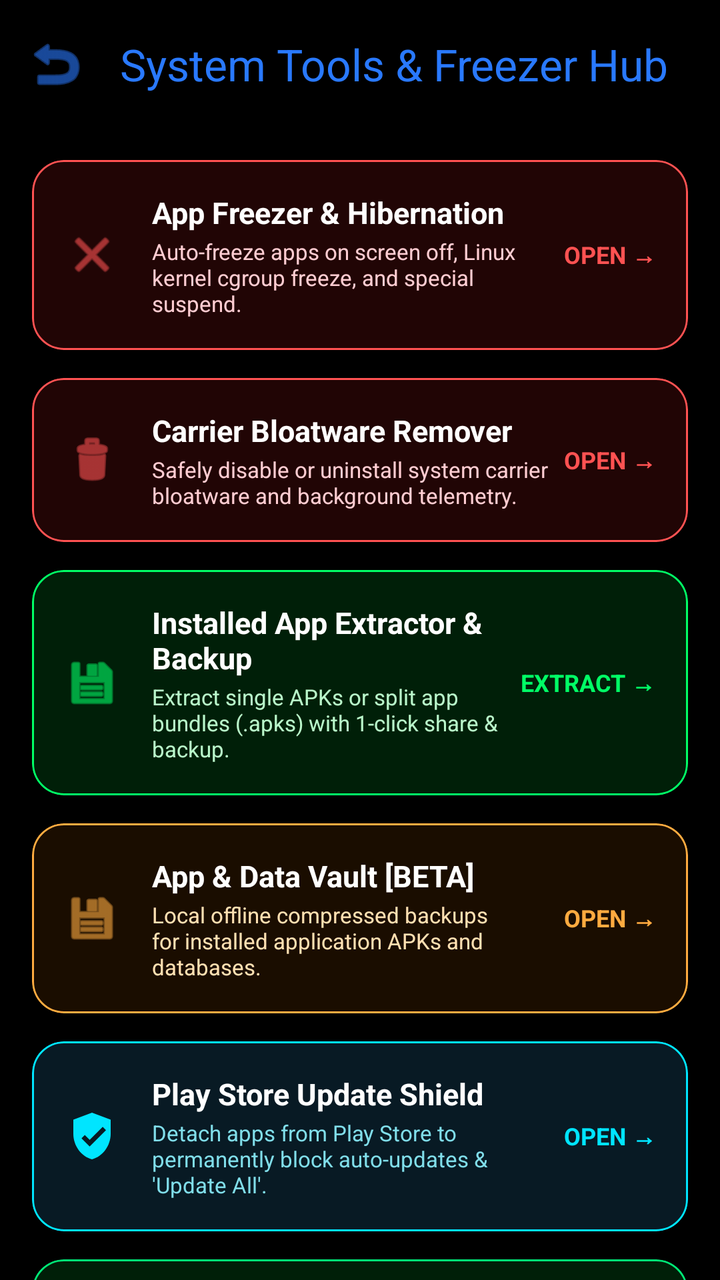
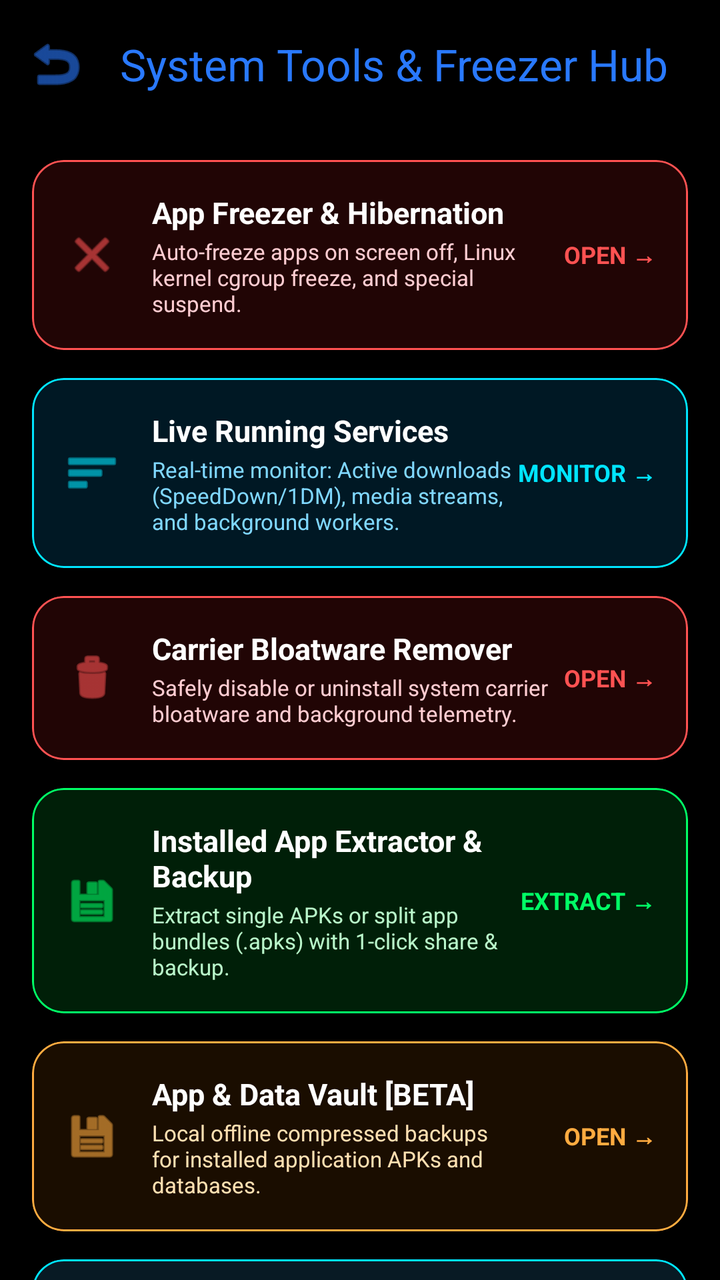

Two renders of the same Android screen: before a commit and after it. Below are the layout's source before the change and the commit's diff.
<!-- AndroidManifest.xml: activity theme Theme.PhoneControl -->
<!-- res/layout/activity_freezer.xml -->
<?xml version="1.0" encoding="utf-8"?>
<LinearLayout xmlns:android="http://schemas.android.com/apk/res/android"
    xmlns:app="http://schemas.android.com/apk/res-auto"
    android:layout_width="match_parent"
    android:layout_height="match_parent"
    android:orientation="vertical"
    android:background="@android:color/black"
    android:fitsSystemWindows="true">

    <com.google.android.material.appbar.MaterialToolbar
        android:id="@+id/toolbarFreezer"
        android:layout_width="match_parent"
        android:layout_height="?attr/actionBarSize"
        app:title="System Tools &amp; Freezer Hub"
        app:titleTextColor="@color/color_freezer"
        app:navigationIcon="@android:drawable/ic_menu_revert"
        app:navigationIconTint="@color/color_freezer" />

    <androidx.core.widget.NestedScrollView
        android:layout_width="match_parent"
        android:layout_height="match_parent">

        <LinearLayout
            android:layout_width="match_parent"
            android:layout_height="wrap_content"
            android:orientation="vertical"
            android:padding="16dp">

            
            <com.google.android.material.card.MaterialCardView
                android:id="@+id/cardAppFreezer"
                android:layout_width="match_parent"
                android:layout_height="wrap_content"
                android:layout_marginBottom="14dp"
                app:cardCornerRadius="16dp"
                app:cardBackgroundColor="#210505"
                app:strokeWidth="1dp"
                app:strokeColor="#FF5252"
                android:clickable="true"
                android:focusable="true">
                <LinearLayout
                    android:layout_width="match_parent"
                    android:layout_height="wrap_content"
                    android:orientation="horizontal"
                    android:padding="16dp"
                    android:gravity="center_vertical">
                    <ImageView
                        android:layout_width="28dp"
                        android:layout_height="28dp"
                        android:src="@android:drawable/ic_menu_close_clear_cancel"
                        app:tint="#FF5252" />
                    <LinearLayout
                        android:layout_width="0dp"
                        android:layout_height="wrap_content"
                        android:layout_weight="1"
                        android:layout_marginStart="16dp"
                        android:orientation="vertical">
                        <TextView
                            android:layout_width="wrap_content"
                            android:layout_height="wrap_content"
                            android:text="App Freezer &amp; Hibernation"
                            android:textColor="@android:color/white"
                            android:textStyle="bold"
                            android:textSize="15sp" />
                        <TextView
                            android:layout_width="wrap_content"
                            android:layout_height="wrap_content"
                            android:layout_marginTop="2dp"
                            android:text="Auto-freeze apps on screen off, Linux kernel cgroup freeze, and special suspend."
                            android:textColor="#FFCDD2"
                            android:textSize="11sp" />
                    </LinearLayout>
                    <TextView
                        android:layout_width="wrap_content"
                        android:layout_height="wrap_content"
                        android:text="OPEN →"
                        android:textColor="#FF5252"
                        android:textSize="12sp"
                        android:textStyle="bold" />
                </LinearLayout>
            </com.google.android.material.card.MaterialCardView>

            
            <com.google.android.material.card.MaterialCardView
                android:id="@+id/cardBloatware"
                android:layout_width="match_parent"
                android:layout_height="wrap_content"
                android:layout_marginBottom="14dp"
                app:cardCornerRadius="16dp"
                app:cardBackgroundColor="#210505"
                app:strokeWidth="1dp"
                app:strokeColor="#FF5252"
                android:clickable="true"
                android:focusable="true">
                <LinearLayout
                    android:layout_width="match_parent"
                    android:layout_height="wrap_content"
                    android:orientation="horizontal"
                    android:padding="16dp"
                    android:gravity="center_vertical">
                    <ImageView
                        android:layout_width="28dp"
                        android:layout_height="28dp"
                        android:src="@android:drawable/ic_menu_delete"
                        app:tint="#FF5252" />
                    <LinearLayout
                        android:layout_width="0dp"
                        android:layout_height="wrap_content"
                        android:layout_weight="1"
                        android:layout_marginStart="16dp"
                        android:orientation="vertical">
                        <TextView
                            android:layout_width="wrap_content"
                            android:layout_height="wrap_content"
                            android:text="Carrier Bloatware Remover"
                            android:textColor="@android:color/white"
                            android:textStyle="bold"
                            android:textSize="15sp" />
                        <TextView
                            android:layout_width="wrap_content"
                            android:layout_height="wrap_content"
                            android:layout_marginTop="2dp"
                            android:text="Safely disable or uninstall system carrier bloatware and background telemetry."
                            android:textColor="#FFCDD2"
                            android:textSize="11sp" />
                    </LinearLayout>
                    <TextView
                        android:layout_width="wrap_content"
                        android:layout_height="wrap_content"
                        android:text="OPEN →"
                        android:textColor="#FF5252"
                        android:textSize="12sp"
                        android:textStyle="bold" />
                </LinearLayout>
            </com.google.android.material.card.MaterialCardView>

            
            <com.google.android.material.card.MaterialCardView
                android:id="@+id/cardAppExtractor"
                android:layout_width="match_parent"
                android:layout_height="wrap_content"
                android:layout_marginBottom="14dp"
                app:cardCornerRadius="16dp"
                app:cardBackgroundColor="#001F08"
                app:strokeWidth="1dp"
                app:strokeColor="#00FF66"
                android:clickable="true"
                android:focusable="true">
                <LinearLayout
                    android:layout_width="match_parent"
                    android:layout_height="wrap_content"
                    android:orientation="horizontal"
                    android:padding="16dp"
                    android:gravity="center_vertical">
                    <ImageView
                        android:layout_width="28dp"
                        android:layout_height="28dp"
                        android:src="@android:drawable/ic_menu_save"
                        app:tint="#00FF66" />
                    <LinearLayout
                        android:layout_width="0dp"
                        android:layout_height="wrap_content"
                        android:layout_weight="1"
                        android:layout_marginStart="16dp"
                        android:orientation="vertical">
                        <TextView
                            android:layout_width="wrap_content"
                            android:layout_height="wrap_content"
                            android:text="Installed App Extractor &amp; Backup"
                            android:textColor="@android:color/white"
                            android:textStyle="bold"
                            android:textSize="15sp" />
                        <TextView
                            android:layout_width="wrap_content"
                            android:layout_height="wrap_content"
                            android:layout_marginTop="2dp"
                            android:text="Extract single APKs or split app bundles (.apks) with 1-click share &amp; backup."
                            android:textColor="#B9F6CA"
                            android:textSize="11sp" />
                    </LinearLayout>
                    <TextView
                        android:layout_width="wrap_content"
                        android:layout_height="wrap_content"
                        android:text="EXTRACT →"
                        android:textColor="#00FF66"
                        android:textSize="12sp"
                        android:textStyle="bold" />
                </LinearLayout>
            </com.google.android.material.card.MaterialCardView>

            
            <com.google.android.material.card.MaterialCardView
                android:id="@+id/cardVault"
                android:layout_width="match_parent"
                android:layout_height="wrap_content"
                android:layout_marginBottom="14dp"
                app:cardCornerRadius="16dp"
                app:cardBackgroundColor="#1A0D00"
                app:strokeWidth="1dp"
                app:strokeColor="#FFAB40"
                android:clickable="true"
                android:focusable="true">
                <LinearLayout
                    android:layout_width="match_parent"
                    android:layout_height="wrap_content"
                    android:orientation="horizontal"
                    android:padding="16dp"
                    android:gravity="center_vertical">
                    <ImageView
                        android:layout_width="28dp"
                        android:layout_height="28dp"
                        android:src="@android:drawable/ic_menu_save"
                        app:tint="#FFAB40" />
                    <LinearLayout
                        android:layout_width="0dp"
                        android:layout_height="wrap_content"
                        android:layout_weight="1"
                        android:layout_marginStart="16dp"
                        android:orientation="vertical">
                        <TextView
                            android:layout_width="wrap_content"
                            android:layout_height="wrap_content"
                            android:text="App &amp; Data Vault [BETA]"
                            android:textColor="@android:color/white"
                            android:textStyle="bold"
                            android:textSize="15sp" />
                        <TextView
                            android:layout_width="wrap_content"
                            android:layout_height="wrap_content"
                            android:layout_marginTop="2dp"
                            android:text="Local offline compressed backups for installed application APKs and databases."
                            android:textColor="#FFE0B2"
                            android:textSize="11sp" />
                    </LinearLayout>
                    <TextView
                        android:layout_width="wrap_content"
                        android:layout_height="wrap_content"
                        android:text="OPEN →"
                        android:textColor="#FFAB40"
                        android:textSize="12sp"
                        android:textStyle="bold" />
                </LinearLayout>
            </com.google.android.material.card.MaterialCardView>

            
            <com.google.android.material.card.MaterialCardView
                android:id="@+id/cardUpdateShield"
                android:layout_width="match_parent"
                android:layout_height="wrap_content"
                android:layout_marginBottom="14dp"
                app:cardCornerRadius="16dp"
                app:cardBackgroundColor="#081A24"
                app:strokeWidth="1dp"
                app:strokeColor="#00E5FF"
                android:clickable="true"
                android:focusable="true">
                <LinearLayout
                    android:layout_width="match_parent"
                    android:layout_height="wrap_content"
                    android:orientation="horizontal"
                    android:padding="16dp"
                    android:gravity="center_vertical">
                    <ImageView
                        android:layout_width="28dp"
                        android:layout_height="28dp"
                        android:src="@drawable/ic_sub_shield"
                        app:tint="#00E5FF" />
                    <LinearLayout
                        android:layout_width="0dp"
                        android:layout_height="wrap_content"
                        android:layout_weight="1"
                        android:layout_marginStart="16dp"
                        android:orientation="vertical">
                        <TextView
                            android:layout_width="wrap_content"
                            android:layout_height="wrap_content"
                            android:text="Play Store Update Shield"
                            android:textColor="@android:color/white"
                            android:textStyle="bold"
                            android:textSize="15sp" />
                        <TextView
                            android:layout_width="wrap_content"
                            android:layout_height="wrap_content"
                            android:layout_marginTop="2dp"
                            android:text="Detach apps from Play Store to permanently block auto-updates &amp; 'Update All'."
                            android:textColor="#80DEEA"
                            android:textSize="11sp" />
                    </LinearLayout>
                    <TextView
                        android:layout_width="wrap_content"
                        android:layout_height="wrap_content"
                        android:text="OPEN →"
                        android:textColor="#00E5FF"
                        android:textSize="12sp"
                        android:textStyle="bold" />
                </LinearLayout>
            </com.google.android.material.card.MaterialCardView>

            
            <com.google.android.material.card.MaterialCardView
                android:id="@+id/cardTerminal"
                android:layout_width="match_parent"
                android:layout_height="wrap_content"
                android:layout_marginBottom="14dp"
                app:cardCornerRadius="16dp"
                app:cardBackgroundColor="#001F08"
                app:strokeWidth="1dp"
                app:strokeColor="#00E676"
                android:clickable="true"
                android:focusable="true">
                <LinearLayout
                    android:layout_width="match_parent"
                    android:layout_height="wrap_content"
                    android:orientation="horizontal"
                    android:padding="16dp"
                    android:gravity="center_vertical">
                    <ImageView
                        android:layout_width="28dp"
                        android:layout_height="28dp"
                        android:src="@android:drawable/ic_menu_edit"
                        app:tint="#00E676" />
                    <LinearLayout
                        android:layout_width="0dp"
                        android:layout_height="wrap_content"
                        android:layout_weight="1"
                        android:layout_marginStart="16dp"
                        android:orientation="vertical">
                        <TextView
                            android:layout_width="wrap_content"
                            android:layout_height="wrap_content"
                            android:text="Root Shell Terminal"
                            android:textColor="@android:color/white"
                            android:textStyle="bold"
                            android:textSize="15sp" />
                        <TextView
                            android:layout_width="wrap_content"
                            android:layout_height="wrap_content"
                            android:layout_marginTop="2dp"
                            android:text="Direct superuser command execution, ps process monitor, and live dumpsys."
                            android:textColor="#A5D6A7"
                            android:textSize="11sp" />
                    </LinearLayout>
                    <TextView
                        android:layout_width="wrap_content"
                        android:layout_height="wrap_content"
                        android:text="OPEN →"
                        android:textColor="#00E676"
                        android:textSize="12sp"
                        android:textStyle="bold" />
                </LinearLayout>
            </com.google.android.material.card.MaterialCardView>

        </LinearLayout>
    </androidx.core.widget.NestedScrollView>

</LinearLayout>
<!-- resources referenced by this layout -->
<resources>
  <color name="color_freezer">#2979FF</color>
  <!-- drawable ic_sub_shield (drawable) -->
  <vector xmlns:android="http://schemas.android.com/apk/res/android"
      android:width="24dp"
      android:height="24dp"
      android:viewportWidth="24"
      android:viewportHeight="24">
      <path
          android:fillColor="#FFFFFFFF"
          android:pathData="M12,2L4,5v6.09c0,5.05 3.41,9.76 8,10.91 4.59,-1.15 8,-5.86 8,-10.91V5l-8,-3zm-1,14.5l-3.5,-3.5 1.41,-1.41L11,13.67l5.59,-5.59L18,9.5 11,16.5z"/>
  </vector>
  <style name="Theme.PhoneControl" parent="Theme.Material3.DayNight.NoActionBar">
          
          <item name="colorPrimary">@color/purple_500</item>
          <item name="colorPrimaryVariant">@color/purple_700</item>
          <item name="colorOnPrimary">@color/white</item>
          
          <item name="colorSecondary">@color/teal_200</item>
          <item name="colorSecondaryVariant">@color/teal_700</item>
          <item name="colorOnSecondary">@color/black</item>
          
          <item name="android:statusBarColor">@android:color/black</item>
          <item name="android:windowLightStatusBar" tools:targetApi="m">false</item>
          
          
          
      </style>
  <color name="purple_500">#FF6200EE</color>
  <color name="purple_700">#FF3700B3</color>
  <color name="white">#FFFFFFFF</color>
  <color name="teal_200">#FF03DAC5</color>
  <color name="teal_700">#FF018786</color>
  <color name="black">#FF000000</color>
</resources>

<!-- the commit's change to res/layout/activity_freezer.xml (unified diff, before → after) -->
@@ -82,6 +82,60 @@
 
             
             <com.google.android.material.card.MaterialCardView
+                android:id="@+id/cardRunningServices"
+                android:layout_width="match_parent"
+                android:layout_height="wrap_content"
+                android:layout_marginBottom="14dp"
+                app:cardCornerRadius="16dp"
+                app:cardBackgroundColor="#001824"
+                app:strokeWidth="1dp"
+                app:strokeColor="#00E5FF"
+                android:clickable="true"
+                android:focusable="true">
+                <LinearLayout
+                    android:layout_width="match_parent"
+                    android:layout_height="wrap_content"
+                    android:orientation="horizontal"
+                    android:padding="16dp"
+                    android:gravity="center_vertical">
+                    <ImageView
+                        android:layout_width="28dp"
+                        android:layout_height="28dp"
+                        android:src="@android:drawable/ic_menu_sort_by_size"
+                        app:tint="#00E5FF" />
+                    <LinearLayout
+                        android:layout_width="0dp"
+                        android:layout_height="wrap_content"
+                        android:layout_weight="1"
+                        android:layout_marginStart="16dp"
+                        android:orientation="vertical">
+                        <TextView
+                            android:layout_width="wrap_content"
+                            android:layout_height="wrap_content"
+                            android:text="Live Running Services"
+                            android:textColor="@android:color/white"
+                            android:textStyle="bold"
+                            android:textSize="15sp" />
+                        <TextView
+                            android:layout_width="wrap_content"
+                            android:layout_height="wrap_content"
+                            android:layout_marginTop="2dp"
+                            android:text="Real-time monitor: Active downloads (SpeedDown/1DM), media streams, and background workers."
+                            android:textColor="#80D8FF"
+                            android:textSize="11sp" />
+                    </LinearLayout>
+                    <TextView
+                        android:layout_width="wrap_content"
+                        android:layout_height="wrap_content"
+                        android:text="MONITOR →"
+                        android:textColor="#00E5FF"
+                        android:textSize="12sp"
+                        android:textStyle="bold" />
+                </LinearLayout>
+            </com.google.android.material.card.MaterialCardView>
+
+            
+            <com.google.android.material.card.MaterialCardView
                 android:id="@+id/cardBloatware"
                 android:layout_width="match_parent"
                 android:layout_height="wrap_content"
